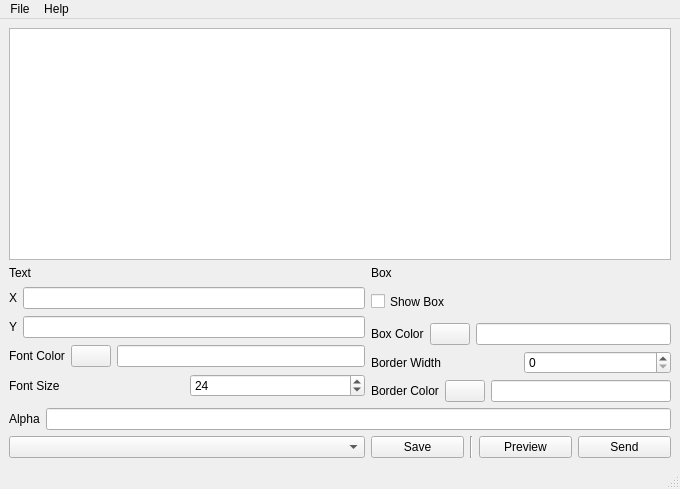
This is client/messenger.ui in ffplayout/ffplayout-messenger as Qt 5 draws it before an edit. The edited form follows.
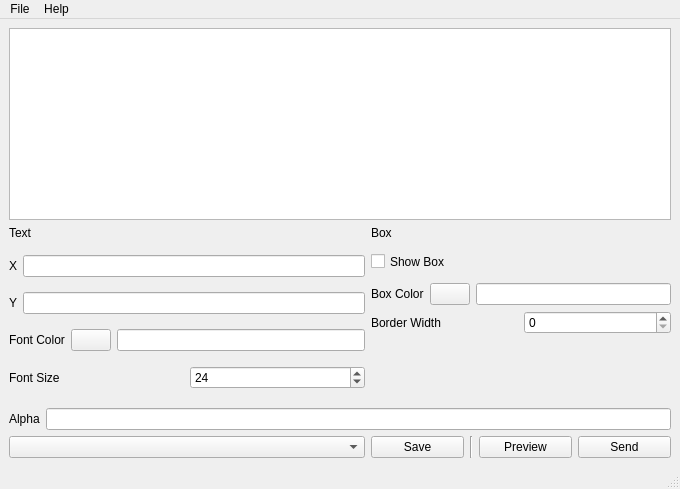
This is the edited form.

Commit message: remove border color

```diff
--- a/client/messenger.ui
+++ b/client/messenger.ui
@@ -180,37 +180,17 @@
       <item>
        <layout class="QHBoxLayout" name="horizontalLayout_8">
         <item>
-         <widget class="QLabel" name="label_border_color">
-          <property name="text">
-           <string>Border Color</string>
+         <spacer name="verticalSpacer">
+          <property name="orientation">
+           <enum>Qt::Vertical</enum>
           </property>
-         </widget>
-        </item>
-        <item>
-         <widget class="QPushButton" name="botton_border_color">
-          <property name="minimumSize">
+          <property name="sizeHint" stdset="0">
            <size>
-            <width>40</width>
-            <height>0</height>
+            <width>20</width>
+            <height>40</height>
            </size>
           </property>
-          <property name="maximumSize">
-           <size>
-            <width>40</width>
-            <height>16777215</height>
-           </size>
-          </property>
-          <property name="text">
-           <string/>
-          </property>
-         </widget>
-        </item>
-        <item>
-         <widget class="QLineEdit" name="text_border_color">
-          <property name="enabled">
-           <bool>true</bool>
-          </property>
-         </widget>
+         </spacer>
         </item>
        </layout>
       </item>
```
